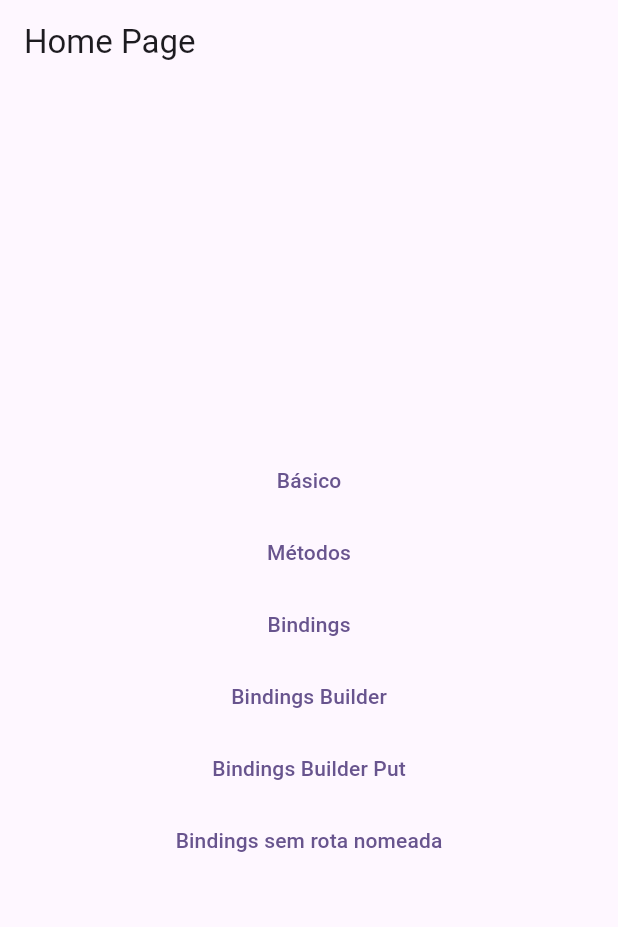
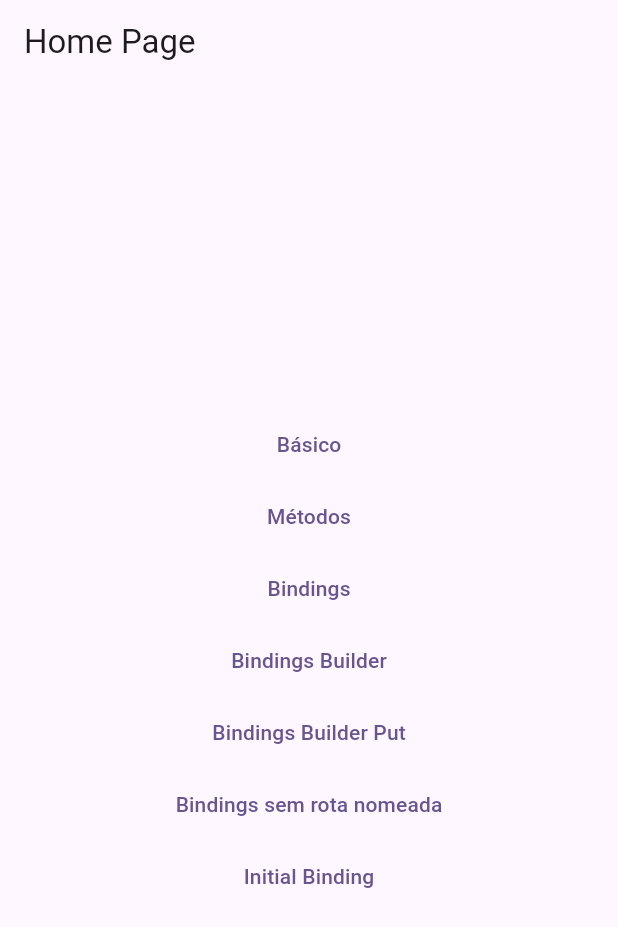
Before and after one commit to Jornada-GetX/get_dependencias, a Flutter app: the screen it shows after launch, on a phone screen of 412 x 824 dp. Shown: the top 927 px of the screen. Run offline on Flutter 3.47's test engine with Material 2 defaults, Android fonts, the phone set to English and light mode, and no system bars; our stand-ins replace get, shared_preferences.

Commit message:
InititalBinding mantendo objetos por toda a aplicação

```diff
--- a/lib/main.dart
+++ b/lib/main.dart
@@ -3,6 +3,7 @@ import 'package:get/get.dart';
 import 'package:get_dependencias/pages/bindings/bindings_exemplo.dart';
 import 'package:get_dependencias/pages/bindings/home_bindings.dart';
 import 'package:get_dependencias/pages/home_page.dart';
+import 'package:get_dependencias/pages/initial_binding/initial_binding.dart';
 import 'package:get_dependencias/pages/metodos/create/create_home_page.dart';
 import 'package:get_dependencias/pages/metodos/delete_update/delete_home_page.dart';
 import 'package:get_dependencias/pages/metodos/delete_update/update_home_page.dart';
@@ -14,6 +15,7 @@ import 'package:get_dependencias/pages/metodos/put_async/put_async_page.dart';
 import 'pages/basico/basico_home_page.dart';
 import 'pages/bindings/bindings_controller.dart';
 import 'pages/bindings/middleware_binding.dart';
+import 'pages/initial_binding/initial_binding_page.dart';
 
 void main() {
   runApp(const MyApp());
@@ -26,6 +28,7 @@ class MyApp extends StatelessWidget {
   Widget build(BuildContext context) {
     return GetMaterialApp(
       title: 'Flutter Demo',
+      initialBinding: InitialBinding(),
       theme: ThemeData(
         colorScheme: ColorScheme.fromSeed(seedColor: Colors.deepPurple),
         useMaterial3: true,
@@ -90,6 +93,10 @@ class MyApp extends StatelessWidget {
           binding: BindingsBuilder.put(() => BindingsController(nome: 'Inicicializado dentro do Binding Builder Put.')),
           page: () => const HomeBindings(),
         ),
+        GetPage(
+          name: '/initial_binding',
+          page: () => const InitialBindingPage(),
+        ),
       ],
     );
   }
--- a/lib/pages/home_page.dart
+++ b/lib/pages/home_page.dart
@@ -52,6 +52,12 @@ class HomePage extends StatelessWidget {
               },
               child: const Text('Bindings sem rota nomeada'),
             ),
+            TextButton(
+              onPressed: () {
+                Get.toNamed('/initial_binding');
+              },
+              child: const Text('Initial Binding'),
+            ),
           ],
         ),
       ),
--- /dev/null
+++ b/lib/pages/initial_binding/auth_model.dart
@@ -0,0 +1,11 @@
+class AuthModel {
+  String name;
+  String email;
+  String curso;
+
+  AuthModel({
+    required this.name,
+    required this.email,
+    required this.curso,
+  });
+}
```
Also changed, not shown: lib/pages/initial_binding/initial_binding.dart (added, +12 -0 lines), lib/pages/initial_binding/initial_binding_page.dart (added, +19 -0 lines).
